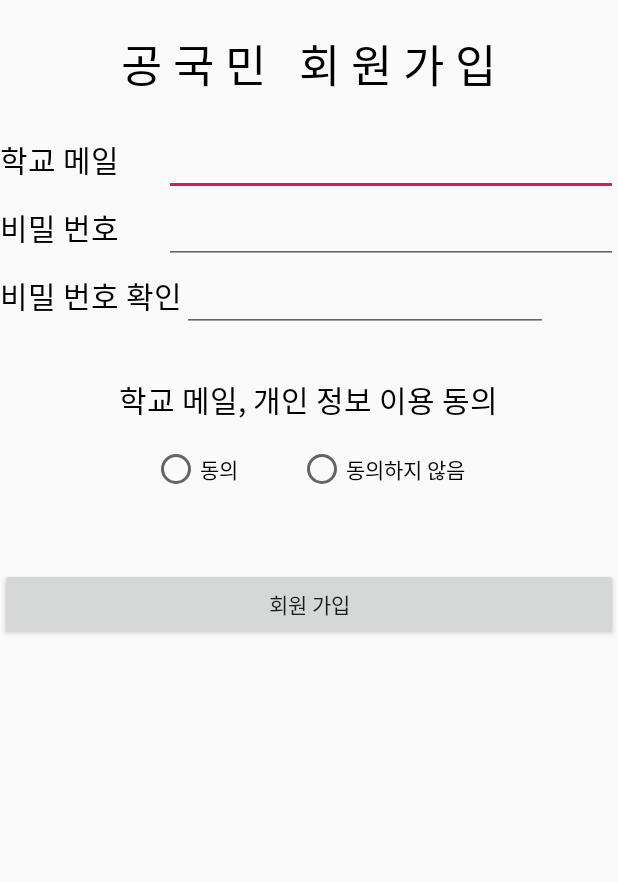
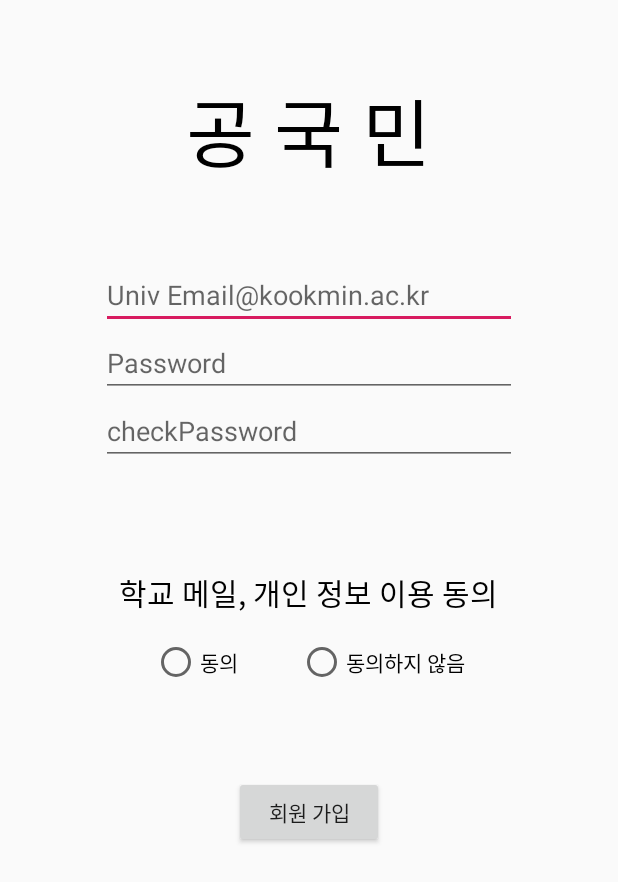
Before and after one commit to Gongkookmin/Gongkookmin, an Android app: the RegisterActivity screen opened directly, with no data from a screen before it, after a tap on "회원 가입", on a phone screen of 412 x 824 dp. Shown: the top 882 px of the screen. Run offline under Robolectric (Android 15) with nearby library versions, the phone set to English and light mode, and no system bars.

Commit message:
로그인 페이지 수정 및 기능 수정

```diff
--- a/app/src/main/java/com/example/gongkookmin/RegisterActivity.java
+++ b/app/src/main/java/com/example/gongkookmin/RegisterActivity.java
@@ -1,9 +1,11 @@
 package com.example.gongkookmin;
 
+import android.graphics.Color;
 import android.os.Bundle;
 import android.support.v7.app.AppCompatActivity;
 import android.text.Editable;
 import android.text.TextWatcher;
+import android.util.Patterns;
 import android.view.View;
 import android.widget.Button;
 import android.widget.EditText;
@@ -14,7 +16,23 @@
 import org.json.JSONException;
 import org.json.JSONObject;
 
+import java.util.regex.Matcher;
+import java.util.regex.Pattern;
+
 public class RegisterActivity extends AppCompatActivity {
+
+    public static final Pattern EMAIL_ADDRESS_PATTERN = Pattern.compile("^[a-zA-Z0-9]+@kookmin.ac.kr+$", Pattern.CASE_INSENSITIVE);
+    public static final Pattern EMAIL_PASSWORD_PATTERN = Pattern.compile("^[a-zA-Z0-9!@.#$%^&*?_~]{4,16}$");
+
+
+    private boolean checkEmail(String email) {
+        return EMAIL_ADDRESS_PATTERN.matcher(email).matches();
+    }
+
+
+    private boolean checkPassword(String password) {
+        return EMAIL_PASSWORD_PATTERN.matcher(password).matches();
+    }
 
     @Override
     protected void onCreate(Bundle savedInstanceState) {
@@ -51,7 +69,20 @@
                 String email = emailedit.getText().toString();
                 String password = passwordeidt.getText().toString();
                 boolean use = Use_radio.isChecked();
-                if (use && (passwordeidt.getText().toString().equals(passwordcheckEdit.getText().toString()))) {
+                if(!checkEmail(email)){
+                    Toast.makeText(getApplicationContext(), "Email 형식을 확인해 주세요.", Toast.LENGTH_SHORT).show();
+                }
+                else if(!checkPassword(password)){
+                    Toast.makeText(getApplicationContext(), "비밀번호 형식을 확인해 주세요.", Toast.LENGTH_SHORT).show();
+                }
+                else if(!passwordeidt.getText().toString().equals(passwordcheckEdit.getText().toString())){
+                    Toast.makeText(getApplicationContext(), "비밀번호가 확인과 같은지 확인해주세요.", Toast.LENGTH_SHORT).show();
+                }
+                else if(!use){
+                    Toast.makeText(getApplicationContext(), "이용약관에 동의해주세요.", Toast.LENGTH_SHORT).show();
+                }
+                else
+                {
                     try {
                         final JSONObject file = new JSONObject();
 
@@ -68,9 +99,6 @@
                     Toast.makeText(getApplicationContext(), "회원가입이 성공적으로 진행됐습니다.", Toast.LENGTH_SHORT).show();
                     finish();
                 }
-                else {
-                    Toast.makeText(getApplicationContext(), "동의하셔야 합니다.\n동의하셨다면 비밀번호가 맞는지 다시 확인하세요.", Toast.LENGTH_SHORT).show();
-                }
             }
         });
     }
--- a/app/src/main/res/layout/activity_register.xml
+++ b/app/src/main/res/layout/activity_register.xml
@@ -10,91 +10,52 @@
         android:layout_width="wrap_content"
         android:layout_height="wrap_content"
         android:layout_gravity="center"
-        android:layout_marginTop="20sp"
-        android:layout_marginBottom="20sp"
-        android:text="공 국 민   회 원 가 입"
+        android:layout_marginTop="50sp"
+        android:layout_marginBottom="50sp"
+        android:text="공 국 민"
         android:textColor="#000000"
-        android:textSize="30sp" />
-
-    <LinearLayout
-        android:layout_width="match_parent"
-        android:layout_height="wrap_content"
-        android:orientation="horizontal">
-
-        <TextView
-            android:layout_width="wrap_content"
-            android:layout_height="wrap_content"
-            android:layout_marginRight="30sp"
-            android:text="학교 메일"
-            android:textColor="#000000"
-            android:textSize="20sp" />
+        android:textSize="50sp" />
 
         <EditText
             android:id="@+id/mailText"
-            android:layout_width="wrap_content"
+            android:layout_width="277dp"
             android:layout_height="wrap_content"
-            android:layout_weight="1"
             android:ems="10"
-            android:inputType="textPersonName" />
-    </LinearLayout>
-
-    <LinearLayout
-        android:layout_width="match_parent"
-        android:layout_height="wrap_content"
-        android:orientation="horizontal">
-
-        <TextView
-            android:layout_width="wrap_content"
-            android:layout_height="wrap_content"
-            android:layout_marginRight="30sp"
-            android:text="비밀 번호"
-            android:textColor="#000000"
-            android:textSize="20sp" />
+            android:hint="Univ Email@kookmin.ac.kr"
+            android:layout_gravity="center"/>
 
         <EditText
             android:id="@+id/passwordText"
-            android:layout_width="wrap_content"
+            android:layout_width="277dp"
             android:layout_height="wrap_content"
-            android:layout_weight="1"
             android:ems="10"
-            android:inputType="textPassword" />
-    </LinearLayout>
-
-    <LinearLayout
-        android:layout_width="match_parent"
-        android:layout_height="wrap_content"
-        android:orientation="vertical">
+            android:inputType="textPassword"
+            android:hint="Password"
+            android:layout_gravity="center"/>
 
         <LinearLayout
             android:layout_width="match_parent"
-            android:layout_height="match_parent"
-            android:orientation="horizontal">
+            android:layout_height="wrap_content"
+            android:orientation="horizontal"
+            android:layout_marginBottom="40dp">
 
-            <TextView
-                android:id="@+id/textView8"
-                android:layout_width="wrap_content"
-                android:layout_height="wrap_content"
-                android:text="비밀 번호 확인"
-                android:textColor="#000000"
-                android:textSize="20sp" />
 
             <EditText
                 android:id="@+id/passwordCheckText"
-                android:layout_width="wrap_content"
+                android:layout_width="277dp"
                 android:layout_height="wrap_content"
-                android:layout_weight="1"
                 android:ems="10"
-                android:inputType="textPassword" />
+                android:inputType="textPassword"
+                android:hint="checkPassword"
+                android:layout_marginLeft="67dp"/>
 
             <ImageView
                 android:id="@+id/imgNotSame"
-                android:layout_width="0dp"
-                android:layout_height="match_parent"
-                android:layout_weight="1.5"
+                android:layout_width="50dp"
+                android:layout_height="45dp"
+                android:layout_marginLeft="10dp"
                 android:scaleType="fitStart" />
         </LinearLayout>
-
-    </LinearLayout>
 
     <LinearLayout
         android:layout_width="match_parent"
@@ -136,9 +97,11 @@
 
     <Button
         android:id="@+id/btnRegister"
-        android:layout_width="match_parent"
+        android:layout_width="100dp"
         android:layout_height="wrap_content"
-        android:layout_marginTop="50sp"
-        android:text="회원 가입" />
+        android:layout_marginTop="60sp"
+        android:text="회원 가입"
+        android:layout_gravity="center"
+        />
 
 </LinearLayout>
```
